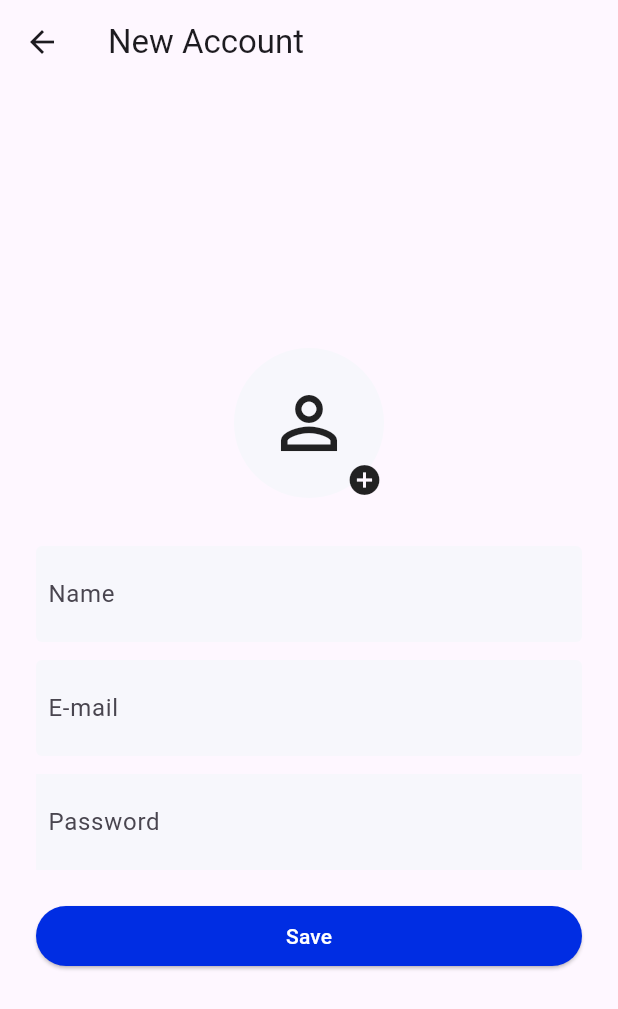
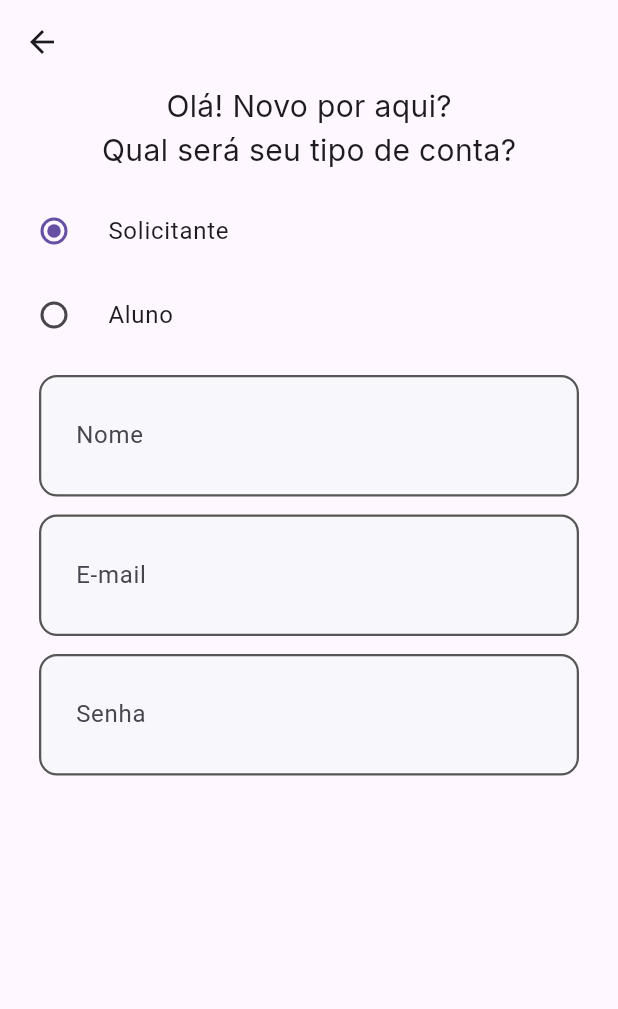
Before and after one commit to paulohp7/fatec_problematicas, a Flutter app: the NewAccountPage screen opened by its route, on a phone screen of 412 x 824 dp. Shown: the top 1009 px of the screen. Run offline on Flutter 3.47's test engine with Material 3 defaults, Android fonts, the phone set to English and light mode, and no system bars.

Commit message:
Protótipo de tela de cadastro

```diff
--- a/lib/views/newaccount.page.dart
+++ b/lib/views/newaccount.page.dart
@@ -1,65 +1,69 @@
+// ignore_for_file: prefer_const_constructors
 
-// ignore_for_file: prefer_const_literals_to_create_immutables, prefer_const_constructors
-
-
-import 'package:flutter/material.dart';
+import "package:flutter/material.dart";
 
 class NewAccountPage extends StatelessWidget {
+  const NewAccountPage({super.key});
 
   @override
   Widget build(BuildContext context) {
     return Scaffold(
       appBar: AppBar(
-        title: Text("New Account"),
+        // title: Text("Nova Conta"),
       ),
-      body: Center(
-        child: SingleChildScrollView(
-          child: Container(
-            margin: const EdgeInsets.symmetric(horizontal: 24),
+      body: SingleChildScrollView(
         child: Column(
-              mainAxisAlignment: MainAxisAlignment.center,
-              crossAxisAlignment: CrossAxisAlignment.center,
+          // crossAxisAlignment: CrossAxisAlignment.start,
           children: [
+            Text(
+              'Olá! Novo por aqui?',
+              style: TextStyle(
+                fontFamily: 'Inter',
+                fontSize: 20
+              ),
+            ),
+            Text(
+              'Qual será seu tipo de conta?',
+              style: TextStyle(
+                fontFamily: 'Inter',
+                fontSize: 20
+              ),
+            ),
+            SizedBox(height: 12),
+            AccountTypeRadioButton(),
+            SizedBox(height: 12),
             Container(
-                  width: 100,
-                  height: 100,
-                  margin: EdgeInsets.only(bottom: 32),
+              padding: EdgeInsets.all(7), // Tamanho do campo
+              width: 360,
               decoration: BoxDecoration(
                 color: Color(0xFFF7F7FC),
-                    borderRadius: BorderRadius.circular(50),
+                borderRadius: BorderRadius.circular(12),
+                border: Border.all(
+                  color: const Color(0xFF565656), // Cor do contorno
+                  width: 1.5, // Largura do contorno
                 ),
-                  child: Stack(
-                    children: [
-                      Center(child: Icon(Icons.person_outline, size: 56)),
-                      Positioned(
-                        child: Icon(Icons.add_circle, size: 24),
-                        bottom: 0,
-                        right: 1,
-                      ),
-                    ],
-                  )
-                ),
-                Container(
-                  padding: EdgeInsets.all(8),
-                  decoration: BoxDecoration(
-                    color: Color(0xFFF7F7FC),
-                    borderRadius: BorderRadius.circular(4),
               ),
               child: TextField(
                 keyboardType: TextInputType.name,
                 decoration: InputDecoration(
-                      hintText: "Name",
+                  hintText: "Nome",
                   hintStyle: TextStyle(),
                   border: InputBorder.none,
-                    ),
+                  contentPadding: EdgeInsets.symmetric(vertical: 20, horizontal: 16),
+                )
               ),
             ),
             SizedBox(height: 12),
             Container(
-                  padding: EdgeInsets.all(8),
+              padding: EdgeInsets.all(7), // Tamanho do campo
+              width: 360,
               decoration: BoxDecoration(
                 color: Color(0xFFF7F7FC),
-                    borderRadius: BorderRadius.circular(4),
+                borderRadius: BorderRadius.circular(12),
+                border: Border.all(
+                  color: const Color(0xFF565656), // Cor do contorno
+                  width: 1.5, // Largura do contorno
+                ),
               ),
               child: TextField(
                 keyboardType: TextInputType.emailAddress,
@@ -67,43 +71,76 @@ class NewAccountPage extends StatelessWidget {
                   hintText: "E-mail",
                   hintStyle: TextStyle(),
                   border: InputBorder.none,
+                  contentPadding: EdgeInsets.symmetric(vertical: 20, horizontal: 16),
                 ),
               ),
             ),
             SizedBox(height: 12),
             Container(
+              padding: EdgeInsets.all(7), // Tamanho do campo
+              width: 360,
+              decoration: BoxDecoration(
                 color: Color(0xFFF7F7FC),
-                  padding: EdgeInsets.all(8),
+                borderRadius: BorderRadius.circular(12),
+                border: Border.all(
+                  color: const Color(0xFF565656), // Cor do contorno
+                  width: 1.5, // Largura do contorno
+                ),
+              ),
               child: TextField(
                 obscureText: true,
                 decoration: InputDecoration(
-                      hintText: "Password",
+                  hintText: "Senha",
                   hintStyle: TextStyle(),
                   border: InputBorder.none,
+                  contentPadding: EdgeInsets.symmetric(vertical: 20, horizontal: 16),
                 ),
               ),
             ),
-                Container(
-                  margin: EdgeInsets.only(top: 20),
-                  width: MediaQuery.of(context).size.width,
-                  child: ElevatedButton(
-                    style: ButtonStyle(
-                      backgroundColor: MaterialStateProperty.all(Color(0xFF002DE3)),
-                    ),
-                    child: Text(
-                      "Save",
-                      style: TextStyle(
-                        color: Colors.white,
-                      ),
-                    ),
-                    onPressed: () {},
+          ],
         ),
       )
-              ],
-            ),
-          ),
-        ),
-      ),
     );
   }
 }
+
+enum AccountType { solicitante, aluno }
+
+class AccountTypeRadioButton extends StatefulWidget {
+  const AccountTypeRadioButton({super.key});
+
+  @override
+  State<AccountTypeRadioButton> createState() => _AccountTypeRadioButtonState();
+}
+
+class _AccountTypeRadioButtonState extends State<AccountTypeRadioButton> {
+  AccountType? _type = AccountType.solicitante;
+
+  @override
+  Widget build(BuildContext context) {
+    return Column(
+      children: <Widget>[
+         RadioListTile<AccountType>(
+          title: Text('Solicitante'),
+          value: AccountType.solicitante,
+          groupValue: _type,
+          onChanged: (AccountType? value) {
+            setState(() {
+              _type = value;
+            });
+          },
+        ),
+        RadioListTile<AccountType>(
+          title: Text('Aluno'),
+          value: AccountType.aluno,
+          groupValue: _type,
+          onChanged: (AccountType? value) {
+            setState(() {
+              _type = value;
+            });
+          },
+        )
+      ],
+    );
+  }
+}
```
Lines whose indentation alone changed are shown as unchanged.
